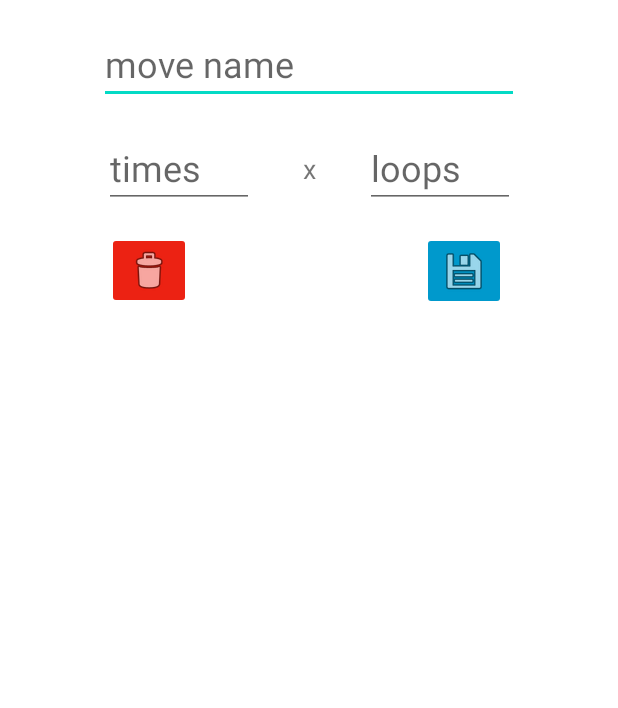
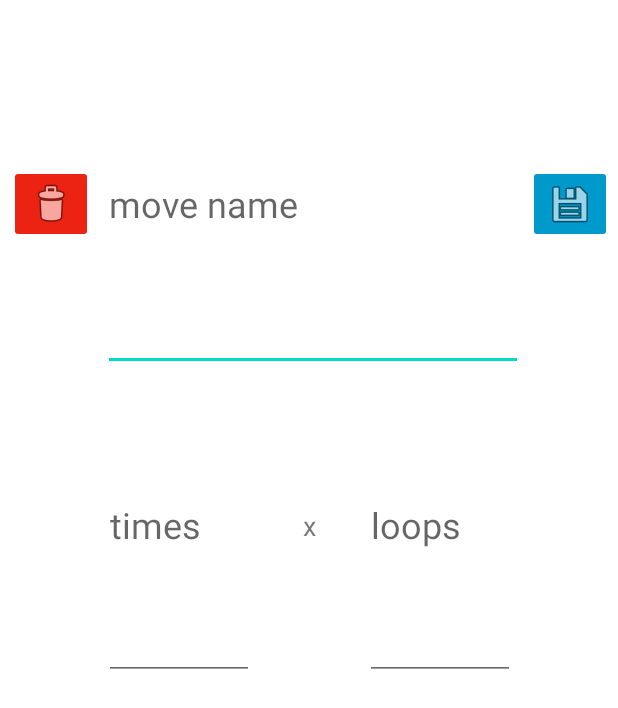
Before and after one commit to MikhailDeriabin/Punttilaskuri, an Android app: the layout fragment_new_move_adding.xml on its own in the app's theme, with its tools: preview values and no code run, on a phone screen of 412 x 824 dp. Shown: the top 708 px of the screen. Run offline under Robolectric (Android 15) with nearby library versions, the phone set to English and light mode, and no system bars.

Commit message:
Adding a move is now logical and easier to do than ever before. All the fields fit the screen.

```diff
--- a/app/src/main/res/layout/fragment_new_move_adding.xml
+++ b/app/src/main/res/layout/fragment_new_move_adding.xml
@@ -1,7 +1,6 @@
 <?xml version="1.0" encoding="utf-8"?>
 <androidx.constraintlayout.widget.ConstraintLayout xmlns:android="http://schemas.android.com/apk/res/android"
     xmlns:app="http://schemas.android.com/apk/res-auto"
-    xmlns:tools="http://schemas.android.com/tools"
     android:layout_width="match_parent"
     android:layout_height="match_parent"
     android:background="#FFFFFF">
@@ -9,51 +8,52 @@
     <EditText
         android:id="@+id/newMoveNameInput"
         android:layout_width="wrap_content"
-        android:layout_height="wrap_content"
-        android:layout_marginTop="16dp"
+        android:layout_height="0dp"
+        android:autofillHints="false"
         android:ems="10"
         android:hint="@string/fragmentNewMoveAdding_moveNameInput"
         android:inputType="textPersonName"
         android:textColor="#000000"
         android:textSize="24sp"
+        app:layout_constraintBottom_toTopOf="@+id/guideline7"
         app:layout_constraintEnd_toEndOf="parent"
+        app:layout_constraintHorizontal_bias="0.518"
         app:layout_constraintStart_toStartOf="parent"
-        app:layout_constraintTop_toTopOf="parent"
-        android:autofillHints="false"/>
+        app:layout_constraintTop_toTopOf="@+id/guideline8" />
 
     <EditText
         android:id="@+id/newMoveTimesInput"
         android:layout_width="100dp"
-        android:layout_height="wrap_content"
+        android:layout_height="0dp"
         android:layout_marginStart="32dp"
         android:layout_marginLeft="32dp"
-        android:layout_marginTop="16dp"
+        android:autofillHints="false"
         android:ems="10"
         android:hint="@string/fragmentNewMoveAdding_moveTimesInput"
         android:inputType="number"
         android:textColor="#000000"
         android:textSize="24sp"
+        app:layout_constraintBottom_toTopOf="@+id/guideline6"
         app:layout_constraintEnd_toStartOf="@+id/guideline10"
         app:layout_constraintStart_toStartOf="parent"
-        app:layout_constraintTop_toBottomOf="@+id/newMoveNameInput"
-        android:autofillHints="false"/>
+        app:layout_constraintTop_toTopOf="@+id/guideline7" />
 
     <EditText
         android:id="@+id/newMoveLoopsInput"
         android:layout_width="100dp"
-        android:layout_height="wrap_content"
-        android:layout_marginTop="16dp"
+        android:layout_height="0dp"
         android:layout_marginEnd="32dp"
         android:layout_marginRight="32dp"
+        android:autofillHints="false"
         android:ems="10"
         android:hint="@string/fragmentNewMoveAdding_moveLoopsInput"
         android:inputType="number"
         android:textColor="#000000"
         android:textSize="24sp"
+        app:layout_constraintBottom_toTopOf="@+id/guideline6"
         app:layout_constraintEnd_toEndOf="parent"
         app:layout_constraintStart_toStartOf="@+id/guideline10"
-        app:layout_constraintTop_toBottomOf="@+id/newMoveNameInput"
-        android:autofillHints="false"/>
+        app:layout_constraintTop_toTopOf="@+id/guideline7" />
 
     <TextView
         android:id="@+id/textView2"
@@ -61,10 +61,11 @@
         android:layout_height="wrap_content"
         android:text="@string/xTV"
         android:textSize="18sp"
-        app:layout_constraintBottom_toTopOf="@+id/saveMoveButton"
+        app:layout_constraintBottom_toTopOf="@+id/guideline6"
         app:layout_constraintEnd_toStartOf="@+id/newMoveLoopsInput"
+        app:layout_constraintHorizontal_bias="0.5"
         app:layout_constraintStart_toEndOf="@+id/newMoveTimesInput"
-        app:layout_constraintTop_toBottomOf="@+id/newMoveNameInput" />
+        app:layout_constraintTop_toTopOf="@+id/guideline7" />
 
     <androidx.constraintlayout.widget.Guideline
         android:id="@+id/guideline10"
@@ -76,27 +77,52 @@
     <ImageButton
         android:id="@+id/deleteMoveButton"
         android:layout_width="wrap_content"
-        android:layout_height="51dp"
-        android:layout_marginTop="16dp"
-        android:layout_marginEnd="8dp"
-        android:layout_marginRight="8dp"
+        android:layout_height="wrap_content"
+        android:contentDescription="@string/fragmentNewMoveAdding_deleteMoveIButton"
         app:backgroundTint="#EC2213"
-        app:layout_constraintEnd_toStartOf="@+id/guideline10"
+        app:layout_constraintBottom_toTopOf="@+id/guideline7"
+        app:layout_constraintEnd_toStartOf="@+id/newMoveNameInput"
         app:layout_constraintStart_toStartOf="parent"
-        app:layout_constraintTop_toBottomOf="@+id/newMoveTimesInput"
-        app:srcCompat="@android:drawable/ic_menu_delete"
-        android:contentDescription="@string/fragmentNewMoveAdding_deleteMoveIButton"/>
+        app:layout_constraintTop_toTopOf="@+id/guideline8"
+        app:srcCompat="@android:drawable/ic_menu_delete" />
 
     <ImageButton
         android:id="@+id/saveMoveButton"
         android:layout_width="wrap_content"
         android:layout_height="wrap_content"
-        android:layout_marginTop="16dp"
+        android:contentDescription="@string/fragmentNewMoveAdding_saveMoveIButton"
         app:backgroundTint="@android:color/holo_blue_dark"
+        app:layout_constraintBottom_toTopOf="@+id/guideline7"
         app:layout_constraintEnd_toEndOf="parent"
-        app:layout_constraintStart_toStartOf="@+id/guideline10"
-        app:layout_constraintTop_toBottomOf="@+id/newMoveLoopsInput"
-        app:srcCompat="@android:drawable/ic_menu_save"
-        android:contentDescription="@string/fragmentNewMoveAdding_saveMoveIButton"/>
+        app:layout_constraintStart_toEndOf="@+id/newMoveNameInput"
+        app:layout_constraintTop_toTopOf="@+id/guideline8"
+        app:srcCompat="@android:drawable/ic_menu_save" />
+
+    <androidx.constraintlayout.widget.Guideline
+        android:id="@+id/guideline6"
+        android:layout_width="wrap_content"
+        android:layout_height="wrap_content"
+        android:orientation="horizontal"
+        app:layout_constraintBottom_toBottomOf="parent"
+        app:layout_constraintGuide_percent="0.55"
+        app:layout_constraintTop_toTopOf="parent" />
+
+    <androidx.constraintlayout.widget.Guideline
+        android:id="@+id/guideline7"
+        android:layout_width="wrap_content"
+        android:layout_height="wrap_content"
+        android:orientation="horizontal"
+        app:layout_constraintBottom_toBottomOf="parent"
+        app:layout_constraintGuide_percent="0.3"
+        app:layout_constraintTop_toTopOf="parent" />
+
+    <androidx.constraintlayout.widget.Guideline
+        android:id="@+id/guideline8"
+        android:layout_width="wrap_content"
+        android:layout_height="wrap_content"
+        android:orientation="horizontal"
+        app:layout_constraintBottom_toBottomOf="parent"
+        app:layout_constraintGuide_percent="0.03"
+        app:layout_constraintTop_toTopOf="parent" />
 
 </androidx.constraintlayout.widget.ConstraintLayout>
```
